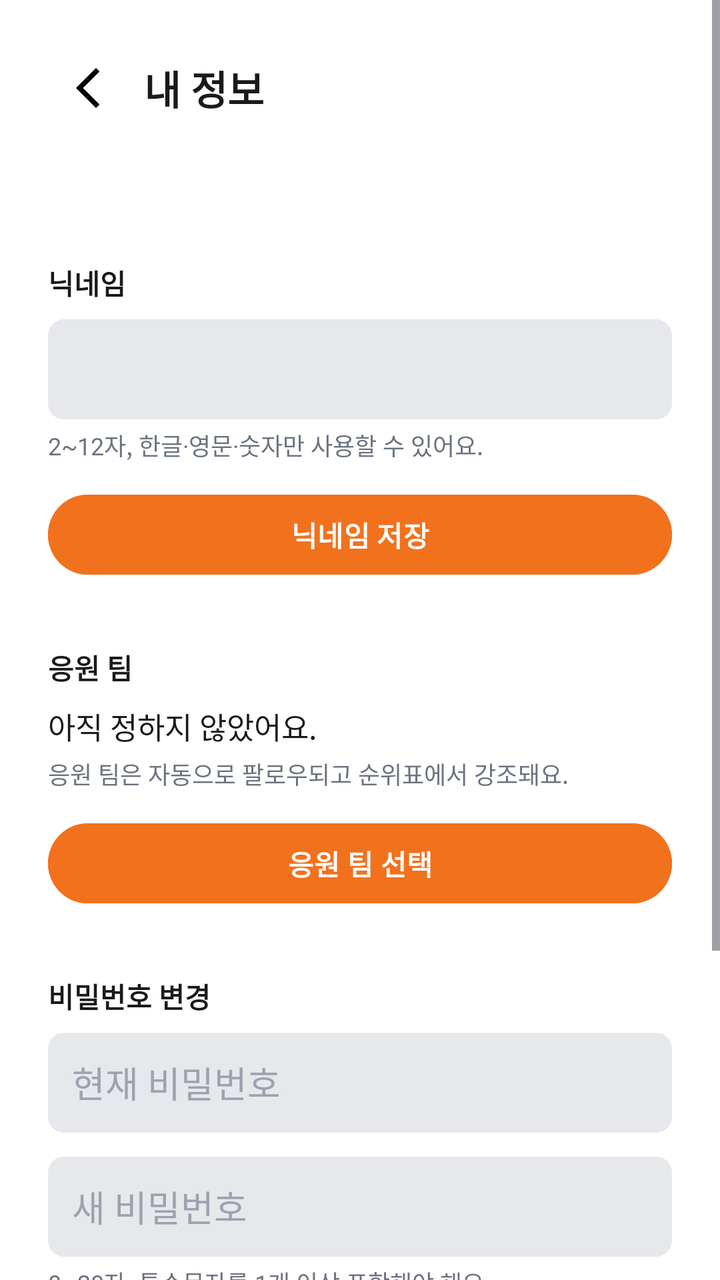
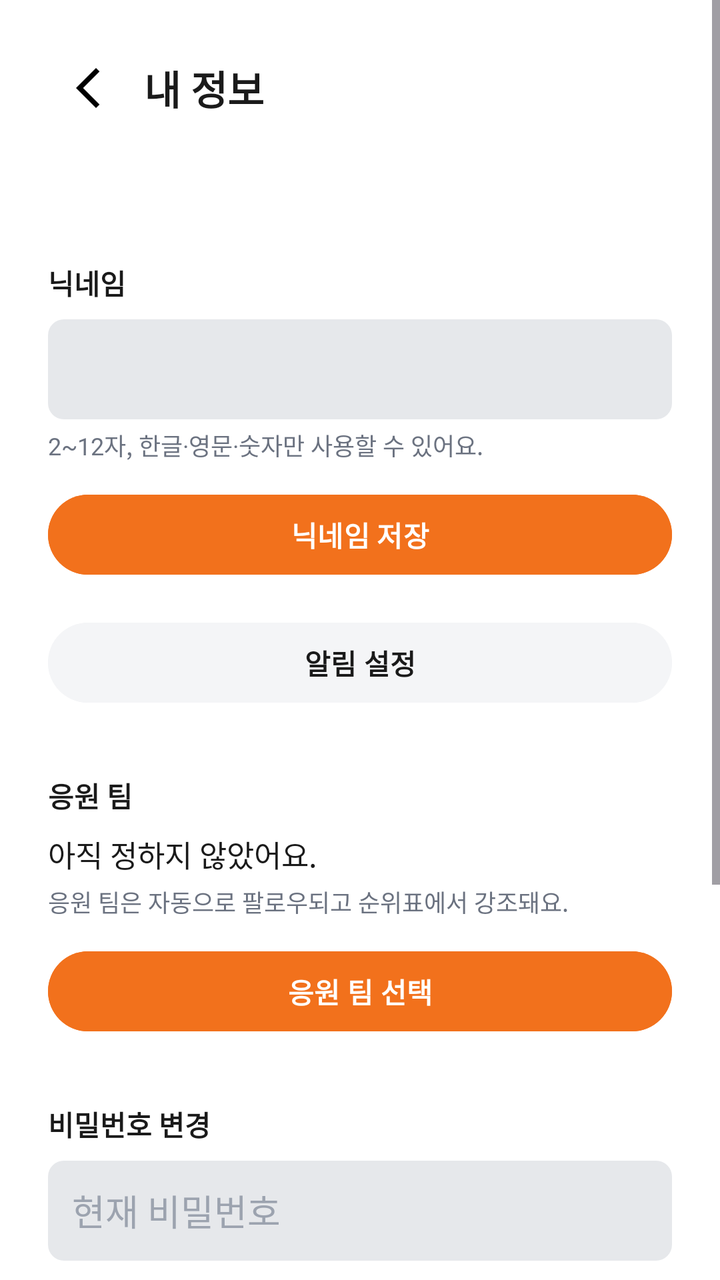

Compare the two renders of this Android layout. The source of the first and the diff that turns it into the second are given below.
<!-- AndroidManifest.xml: application theme Theme.SScore -->
<!-- res/layout/activity_profile.xml -->
<?xml version="1.0" encoding="utf-8"?>
<ScrollView
    xmlns:android="http://schemas.android.com/apk/res/android"
    android:layout_width="match_parent"
    android:layout_height="match_parent"
    android:background="@color/bg"
    android:fillViewport="true">

    <LinearLayout
        android:layout_width="match_parent"
        android:layout_height="wrap_content"
        android:orientation="vertical"
        android:padding="24dp">

        <LinearLayout
            android:layout_width="match_parent"
            android:layout_height="wrap_content"
            android:gravity="center_vertical"
            android:orientation="horizontal"
            android:layout_marginBottom="24dp">

            <ImageView
                android:id="@+id/btnBack"
                android:layout_width="40dp"
                android:layout_height="40dp"
                android:padding="8dp"
                android:src="@drawable/ic_arrow_back"
                android:contentDescription="뒤로" />

            <TextView
                android:layout_width="wrap_content"
                android:layout_height="wrap_content"
                android:layout_marginStart="8dp"
                android:text="내 정보"
                android:textColor="@color/text_primary"
                android:textSize="20sp"
                android:textStyle="bold" />
        </LinearLayout>

        <TextView
            android:id="@+id/tvEmail"
            android:layout_width="match_parent"
            android:layout_height="wrap_content"
            android:layout_marginBottom="24dp"
            android:textColor="@color/text_secondary"
            android:textSize="14sp" />

        
        <TextView
            android:layout_width="wrap_content"
            android:layout_height="wrap_content"
            android:layout_marginBottom="8dp"
            android:text="닉네임"
            android:textColor="@color/text_primary"
            android:textSize="14sp"
            android:textStyle="bold" />

        <EditText
            android:id="@+id/etNickname"
            android:layout_width="match_parent"
            android:layout_height="50dp"
            android:background="@drawable/edittext_bg"
            android:inputType="text"
            android:maxLength="12"
            android:padding="12dp"
            android:textColor="@color/text_primary" />

        <TextView
            android:layout_width="match_parent"
            android:layout_height="wrap_content"
            android:layout_marginTop="4dp"
            android:text="2~12자, 한글·영문·숫자만 사용할 수 있어요."
            android:textColor="@color/text_secondary"
            android:textSize="12sp" />

        <Button
            android:id="@+id/btnSaveNickname"
            android:layout_width="match_parent"
            android:layout_height="48dp"
            android:layout_marginTop="12dp"
            android:backgroundTint="@color/accent"
            android:text="닉네임 저장"
            android:textColor="@color/on_accent"
            android:textStyle="bold" />

        <TextView
            android:id="@+id/tvNicknameNotice"
            android:layout_width="match_parent"
            android:layout_height="wrap_content"
            android:layout_marginTop="8dp"
            android:textSize="13sp"
            android:visibility="gone" />

        
        <TextView
            android:layout_width="wrap_content"
            android:layout_height="wrap_content"
            android:layout_marginTop="32dp"
            android:layout_marginBottom="8dp"
            android:text="응원 팀"
            android:textColor="@color/text_primary"
            android:textSize="14sp"
            android:textStyle="bold" />

        <TextView
            android:id="@+id/tvSupportedTeam"
            android:layout_width="match_parent"
            android:layout_height="wrap_content"
            android:text="아직 정하지 않았어요."
            android:textColor="@color/text_primary"
            android:textSize="15sp" />

        <TextView
            android:layout_width="match_parent"
            android:layout_height="wrap_content"
            android:layout_marginTop="4dp"
            android:text="응원 팀은 자동으로 팔로우되고 순위표에서 강조돼요."
            android:textColor="@color/text_secondary"
            android:textSize="12sp" />

        <Button
            android:id="@+id/btnPickTeam"
            android:layout_width="match_parent"
            android:layout_height="48dp"
            android:layout_marginTop="12dp"
            android:backgroundTint="@color/accent"
            android:text="응원 팀 선택"
            android:textColor="@color/on_accent"
            android:textStyle="bold" />

        <TextView
            android:id="@+id/btnClearTeam"
            android:layout_width="wrap_content"
            android:layout_height="wrap_content"
            android:layout_marginTop="8dp"
            android:padding="4dp"
            android:text="응원 팀 해제"
            android:textColor="@color/text_secondary"
            android:textSize="13sp"
            android:visibility="gone" />

        <TextView
            android:id="@+id/tvTeamNotice"
            android:layout_width="match_parent"
            android:layout_height="wrap_content"
            android:layout_marginTop="8dp"
            android:textSize="13sp"
            android:visibility="gone" />

        
        <TextView
            android:layout_width="wrap_content"
            android:layout_height="wrap_content"
            android:layout_marginTop="32dp"
            android:layout_marginBottom="8dp"
            android:text="비밀번호 변경"
            android:textColor="@color/text_primary"
            android:textSize="14sp"
            android:textStyle="bold" />

        <EditText
            android:id="@+id/etCurrentPassword"
            android:layout_width="match_parent"
            android:layout_height="50dp"
            android:layout_marginBottom="12dp"
            android:background="@drawable/edittext_bg"
            android:hint="현재 비밀번호"
            android:inputType="textPassword"
            android:padding="12dp"
            android:textColor="@color/text_primary"
            android:textColorHint="@color/text_hint" />

        <EditText
            android:id="@+id/etNewPassword"
            android:layout_width="match_parent"
            android:layout_height="50dp"
            android:background="@drawable/edittext_bg"
            android:hint="새 비밀번호"
            android:inputType="textPassword"
            android:padding="12dp"
            android:textColor="@color/text_primary"
            android:textColorHint="@color/text_hint" />

        <TextView
            android:layout_width="match_parent"
            android:layout_height="wrap_content"
            android:layout_marginTop="4dp"
            android:text="8~20자, 특수문자를 1개 이상 포함해야 해요."
            android:textColor="@color/text_secondary"
            android:textSize="12sp" />

        <Button
            android:id="@+id/btnChangePassword"
            android:layout_width="match_parent"
            android:layout_height="48dp"
            android:layout_marginTop="12dp"
            android:backgroundTint="@color/accent"
            android:text="비밀번호 변경"
            android:textColor="@color/on_accent"
            android:textStyle="bold" />

        <TextView
            android:id="@+id/tvPasswordNotice"
            android:layout_width="match_parent"
            android:layout_height="wrap_content"
            android:layout_marginTop="8dp"
            android:textSize="13sp"
            android:visibility="gone" />

        <ProgressBar
            android:id="@+id/progress"
            android:layout_width="wrap_content"
            android:layout_height="wrap_content"
            android:layout_gravity="center_horizontal"
            android:layout_marginTop="16dp"
            android:indeterminateTint="@color/accent"
            android:visibility="gone" />

        <View
            android:layout_width="match_parent"
            android:layout_height="0dp"
            android:layout_weight="1" />

        <TextView
            android:id="@+id/tvWithdrawNotice"
            android:layout_width="match_parent"
            android:layout_height="wrap_content"
            android:layout_marginTop="16dp"
            android:textSize="13sp"
            android:visibility="gone" />

        <Button
            android:id="@+id/btnLogout"
            style="?android:attr/borderlessButtonStyle"
            android:layout_width="match_parent"
            android:layout_height="wrap_content"
            android:layout_marginTop="32dp"
            android:text="로그아웃"
            android:textColor="@color/text_body" />

        <Button
            android:id="@+id/btnWithdraw"
            style="?android:attr/borderlessButtonStyle"
            android:layout_width="match_parent"
            android:layout_height="wrap_content"
            android:text="회원 탈퇴"
            android:textColor="@color/negative" />
    </LinearLayout>
</ScrollView>
<!-- resources referenced by this layout -->
<resources>
  <color name="accent">#F2711C</color>
  <color name="bg">#FFFFFF</color>
  <color name="negative">#DC2626</color>
  <color name="on_accent">#FFFFFF</color>
  <color name="text_body">#374151</color>
  <color name="text_hint">#9CA3AF</color>
  <color name="text_primary">#1A1A1A</color>
  <color name="text_secondary">#6B7280</color>
  <!-- drawable edittext_bg (drawable) -->
  <?xml version="1.0" encoding="utf-8"?>
  <shape xmlns:android="http://schemas.android.com/apk/res/android">
      <solid android:color="@color/surface_variant"/>
      <corners android:radius="8dp"/>
  </shape>
  <!-- drawable ic_arrow_back (drawable) -->
  <vector xmlns:android="http://schemas.android.com/apk/res/android" android:height="24dp" android:tint="#000000" android:viewportHeight="24" android:viewportWidth="24" android:width="24dp">
        
      <path android:fillColor="@android:color/white" android:pathData="M17.77,3.77l-1.77,-1.77l-10,10l10,10l1.77,-1.77l-8.23,-8.23z"/>
      
  </vector>
  <style name="Theme.SScore" parent="Base.Theme.SScore" />
  <color name="surface_variant">#E6E8EB</color>
  <style name="Base.Theme.SScore" parent="Theme.Material3.Light.NoActionBar">
          <item name="colorPrimary">@color/accent</item>
          <item name="colorOnPrimary">@color/on_accent</item>
          <item name="android:windowBackground">@color/bg</item>
          <item name="android:statusBarColor">@color/bg</item>
          <item name="android:navigationBarColor">@color/bg</item>
          <item name="android:windowLightStatusBar">true</item>
          <item name="android:windowLightNavigationBar" tools:targetApi="o_mr1">true</item>
      </style>
</resources>

<!-- the commit's change to res/layout/activity_profile.xml (unified diff, before → after) -->
@@ -91,6 +91,16 @@
             android:textSize="13sp"
             android:visibility="gone" />
 
+        <Button
+            android:id="@+id/btnNotificationSettings"
+            android:layout_width="match_parent"
+            android:layout_height="48dp"
+            android:layout_marginTop="16dp"
+            android:backgroundTint="@color/surface"
+            android:text="알림 설정"
+            android:textColor="@color/text_primary"
+            android:textStyle="bold" />
+
         
         <TextView
             android:layout_width="wrap_content"
<!-- resource entries referenced after the edit -->
@@ -4,6 +4,7 @@
   <color name="bg">#FFFFFF</color>
   <color name="negative">#DC2626</color>
   <color name="on_accent">#FFFFFF</color>
+  <color name="surface">#F4F5F7</color>
   <color name="text_body">#374151</color>
   <color name="text_hint">#9CA3AF</color>
   <color name="text_primary">#1A1A1A</color>
